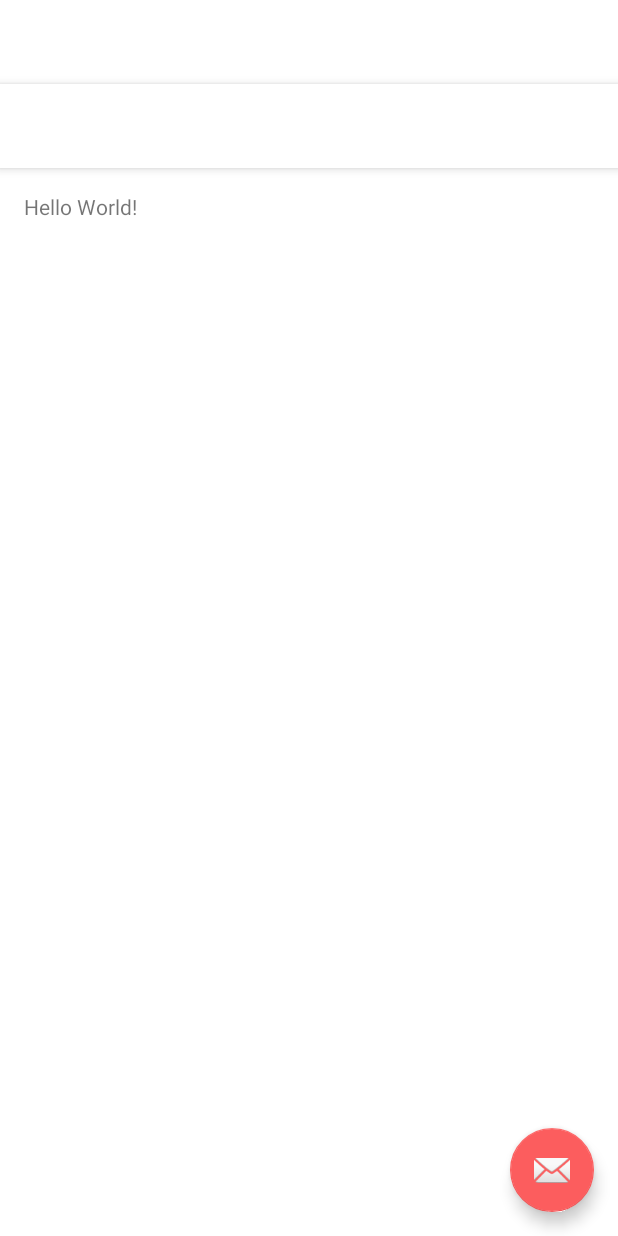
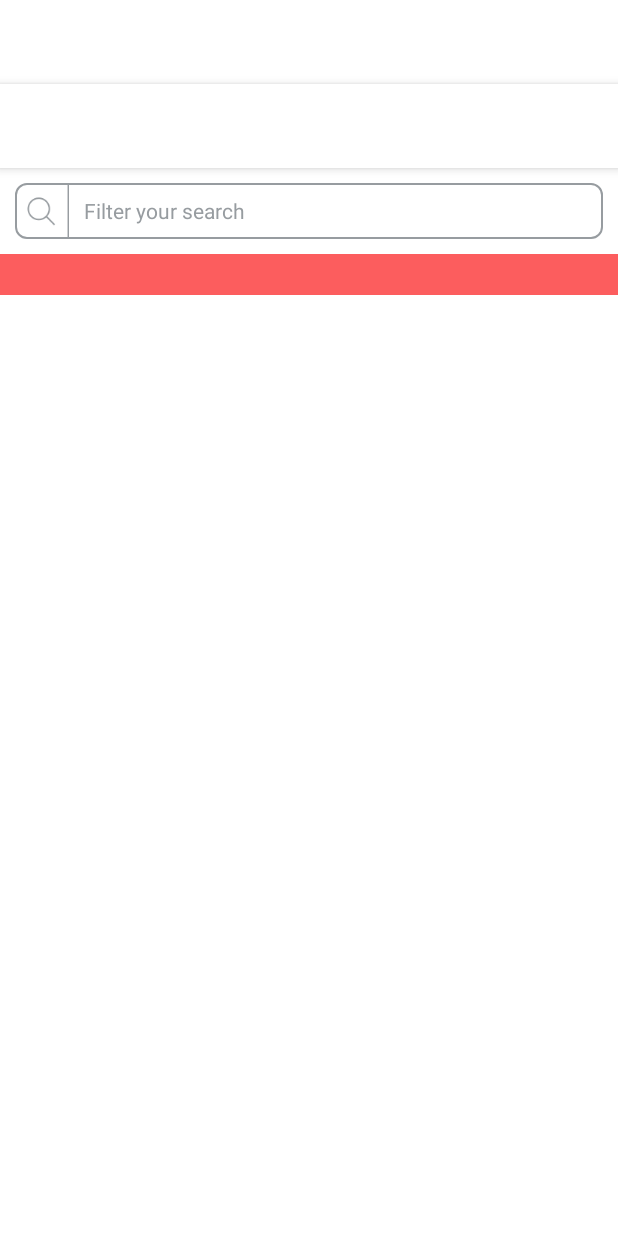
Before and after one commit to Hairfie/AndroidApp, an Android app: the layout app_bar_main.xml on its own in the app's theme, with its tools: preview values and no code run, on a phone screen of 412 x 824 dp. Run offline under Robolectric (Android 15) with nearby library versions, the phone set to English and light mode, and no system bars.

Commit message:
search button. base pager.

```diff
--- a/app/build.gradle
+++ b/app/build.gradle
@@ -22,6 +22,7 @@ android {
 dependencies {
     compile fileTree(dir: 'libs', include: ['*.jar'])
     testCompile 'junit:junit:4.12'
+    // compile 'com.android.support:leanback-v17:23.1.0'
     compile 'com.android.support:appcompat-v7:23.1.1'
     compile 'com.android.support:design:23.1.1'
     compile 'com.android.support:support-v4:23.1.1'
@@ -31,5 +32,5 @@ dependencies {
     compile 'com.github.jkwiecien:EasyImage:1.1.0'
     compile 'com.squareup.picasso:picasso:2.5.2'
     compile 'com.facebook.android:facebook-android-sdk:4.6.0'
-    // compile 'com.android.support:leanback-v17:23.1.0'
+    compile 'com.android.support:recyclerview-v7:23.1.1'
 }
--- a/app/src/main/java/com/hairfie/hairfie/MainActivity.java
+++ b/app/src/main/java/com/hairfie/hairfie/MainActivity.java
@@ -5,6 +5,11 @@ import android.os.Handler;
 import android.support.annotation.Nullable;
 import android.support.design.widget.FloatingActionButton;
 import android.support.design.widget.Snackbar;
+import android.support.v4.app.Fragment;
+import android.support.v4.app.FragmentManager;
+import android.support.v4.app.FragmentPagerAdapter;
+import android.support.v4.view.PagerTitleStrip;
+import android.support.v4.view.ViewPager;
 import android.util.Log;
 import android.view.View;
 import android.support.design.widget.NavigationView;
@@ -23,6 +28,9 @@ import com.hairfie.hairfie.models.User;
 public class MainActivity extends AppCompatActivity
         implements NavigationView.OnNavigationItemSelectedListener {
 
+    ViewPager mViewPager;
+    PagerTitleStrip mPagerTitleStrip;
+
     @Override
     protected void onCreate(Bundle savedInstanceState) {
         super.onCreate(savedInstanceState);
@@ -30,16 +38,9 @@ public class MainActivity extends AppCompatActivity
         Toolbar toolbar = (Toolbar) findViewById(R.id.toolbar);
         setSupportActionBar(toolbar);
 
+        mViewPager = (ViewPager) findViewById(R.id.pager);
+        mPagerTitleStrip = (PagerTitleStrip) findViewById(R.id.pager_title_strip);
 
-
-        FloatingActionButton fab = (FloatingActionButton) findViewById(R.id.fab);
-        fab.setOnClickListener(new View.OnClickListener() {
-            @Override
-            public void onClick(View view) {
-                Snackbar.make(view, "Replace with your own action", Snackbar.LENGTH_LONG)
-                        .setAction("Action", null).show();
-            }
-        });
 
         DrawerLayout drawer = (DrawerLayout) findViewById(R.id.drawer_layout);
         ActionBarDrawerToggle toggle = new ActionBarDrawerToggle(
@@ -123,4 +124,21 @@ public class MainActivity extends AppCompatActivity
         drawer.closeDrawer(GravityCompat.START);
         return true;
     }
+
+    public class PagerAdapter extends FragmentPagerAdapter {
+
+        public PagerAdapter(FragmentManager fm) {
+            super(fm);
+        }
+
+        @Override
+        public Fragment getItem(int position) {
+            return null;
+        }
+
+        @Override
+        public int getCount() {
+            return 0;
+        }
+    }
 }
--- /dev/null
+++ b/app/src/main/res/drawable/search_button_background.xml
@@ -0,0 +1,17 @@
+<?xml version="1.0" encoding="UTF-8"?>
+<shape xmlns:android="http://schemas.android.com/apk/res/android">
+    <solid android:color="#00ffffff"/>
+
+    <stroke android:width="1dp"
+        android:color="#ff979ca0"
+        />
+
+    <padding android:left="1dp"
+        android:top="1dp"
+        android:right="1dp"
+        android:bottom="1dp"
+        />
+
+    <corners android:bottomRightRadius="7dp" android:bottomLeftRadius="7dp"
+        android:topLeftRadius="7dp" android:topRightRadius="7dp"/>
+</shape>
--- a/app/src/main/res/layout/app_bar_main.xml
+++ b/app/src/main/res/layout/app_bar_main.xml
@@ -24,12 +24,4 @@
     <include layout="@layout/content_main" />
 
 
-    <android.support.design.widget.FloatingActionButton
-        android:id="@+id/fab"
-        android:layout_width="wrap_content"
-        android:layout_height="wrap_content"
-        android:layout_gravity="bottom|end"
-        android:layout_margin="@dimen/fab_margin"
-        android:src="@android:drawable/ic_dialog_email" />
-
 </android.support.design.widget.CoordinatorLayout>
--- a/app/src/main/res/layout/content_main.xml
+++ b/app/src/main/res/layout/content_main.xml
@@ -1,19 +1,46 @@
 <?xml version="1.0" encoding="utf-8"?>
-<RelativeLayout xmlns:android="http://schemas.android.com/apk/res/android"
+<LinearLayout xmlns:android="http://schemas.android.com/apk/res/android"
     xmlns:app="http://schemas.android.com/apk/res-auto"
     xmlns:tools="http://schemas.android.com/tools"
     android:layout_width="match_parent"
     android:layout_height="match_parent"
     android:paddingBottom="@dimen/activity_vertical_margin"
-    android:paddingLeft="@dimen/activity_horizontal_margin"
-    android:paddingRight="@dimen/activity_horizontal_margin"
+    android:paddingLeft="0dp"
+    android:paddingRight="0dp"
     android:paddingTop="@dimen/activity_vertical_margin"
+    android:orientation="vertical"
     app:layout_behavior="@string/appbar_scrolling_view_behavior"
     tools:context="com.hairfie.hairfie.MainActivity"
     tools:showIn="@layout/app_bar_main">
 
-    <TextView
-        android:layout_width="wrap_content"
-        android:layout_height="wrap_content"
-        android:text="Hello World!" />
-</RelativeLayout>
+    <Button
+        android:layout_width="match_parent"
+        android:layout_height="37dp"
+        android:layout_marginRight="@dimen/activity_horizontal_margin"
+        android:layout_marginLeft="@dimen/activity_horizontal_margin"
+        android:layout_marginBottom="@dimen/activity_vertical_margin"
+        android:background="@drawable/search_button_background"
+        android:drawableLeft="@drawable/magnifier_button_icon"
+        android:gravity="left|center"
+        android:drawablePadding="10dp"
+        android:textColor="#ff979ca0"
+        android:textAllCaps="false"
+        android:text="@string/filter_your_search"/>
+
+    <android.support.v4.view.ViewPager
+        android:id="@+id/pager"
+        android:layout_width="match_parent"
+        android:layout_height="match_parent">
+
+        <android.support.v4.view.PagerTitleStrip
+            android:id="@+id/pager_title_strip"
+            android:layout_width="match_parent"
+            android:layout_height="wrap_content"
+            android:layout_gravity="top"
+            android:background="@color/colorAccent"
+            android:textColor="#fff"
+            android:paddingTop="4dp"
+            android:paddingBottom="4dp" />
+
+    </android.support.v4.view.ViewPager>
+</LinearLayout>
--- a/app/src/main/res/values/dimens.xml
+++ b/app/src/main/res/values/dimens.xml
@@ -3,7 +3,8 @@
     <dimen name="nav_header_vertical_spacing">16dp</dimen>
     <dimen name="nav_header_height">160dp</dimen>
     <!-- Default screen margins, per the Android Design guidelines. -->
-    <dimen name="activity_horizontal_margin">16dp</dimen>
-    <dimen name="activity_vertical_margin">16dp</dimen>
+    <dimen name="activity_horizontal_margin">10dp</dimen>
+    <dimen name="activity_vertical_margin">10dp</dimen>
     <dimen name="fab_margin">16dp</dimen>
+    <dimen name="text_margin">16dp</dimen>
 </resources>
--- a/app/src/main/res/values/strings.xml
+++ b/app/src/main/res/values/strings.xml
@@ -37,6 +37,7 @@
     <string name="dont_worry_facebook">Don\'t worry, we don\'t publish anything automatically</string>
     <string name="please_enter_email">Please enter your E-mail and your password!</string>
     <string name="logging_in">Logging in</string>
+    <string name="filter_your_search">Filter your search</string>
     <array name="image_picker_options">
         <item>Take Picture</item>
         <item>Choose From Gallery</item>
```
Also changed, not shown: app/src/main/res/drawable-xhdpi/magnifier_button_icon.png (added), 1 other file.
